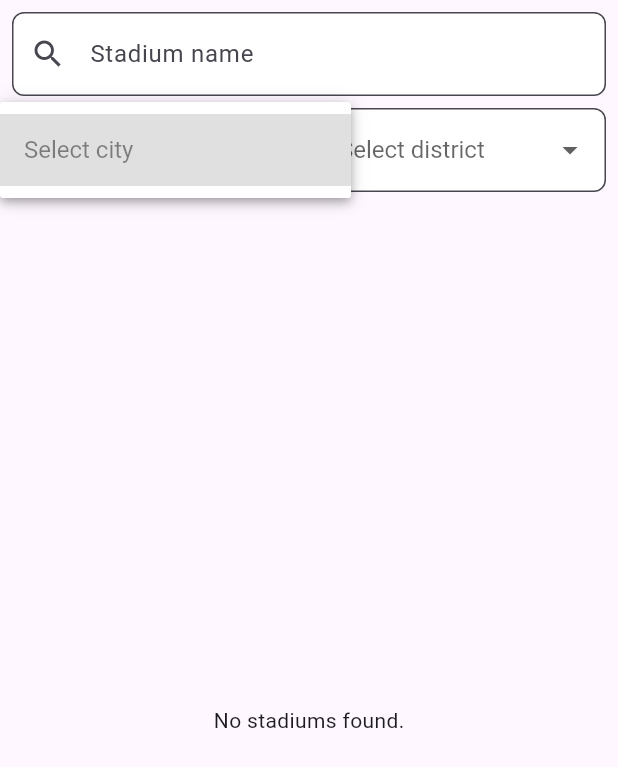
After one commit to LilMeen/CSC13002-Sportifind, a Flutter app: the StadiumSearch screen opened directly, after a tap on "Select city", on a phone screen of 412 x 824 dp. The commit adds this screen. Shown: the top 767 px of the screen. Run offline on Flutter 3.47's test engine with Material 3 defaults, Android fonts, the light colour scheme and no system bars; our stand-ins replace cloud_firestore, firebase_auth, firebase_core, google_fonts; missing offline and left inert: string_similarity; accounts and stored records are empty.

Commit message:
[feature] Search stadium
add screen stadium for player,
add search stadium and UI for stadium owner,
add feature after admin inputs search text 500 milliseconds then begin the search,
create dropdown widgets, stadium card widget

```diff
--- a/lib/screens/auth/basic_information.dart
+++ b/lib/screens/auth/basic_information.dart
@@ -1,7 +1,7 @@
 import 'package:flutter/material.dart';
 import 'package:sportifind/screens/home_screen.dart';
 import 'package:sportifind/widgets/dropdown_button.dart';
-import 'package:sportifind/widgets/setting.dart';
+//import 'package:sportifind/widgets/setting.dart';
 import 'package:firebase_auth/firebase_auth.dart';
 import 'package:cloud_firestore/cloud_firestore.dart';
 
--- /dev/null
+++ b/lib/screens/player/stadium/player_stadium_screen.dart
@@ -0,0 +1,32 @@
+import 'package:flutter/material.dart';
+import 'package:cloud_firestore/cloud_firestore.dart';
+import 'package:sportifind/screens/search/stadium_search.dart';
+import 'package:sportifind/widgets/card/stadium_card.dart';
+
+class PlayerStadiumScreen extends StatelessWidget {
+  const PlayerStadiumScreen({super.key});
+
+  @override
+  Widget build(BuildContext context) {
+    return StadiumSearch(
+      stream: FirebaseFirestore.instance.collection('stadiums').snapshots(),
+      buildGridView: (stadiums) {
+        return GridView.builder(
+          padding: const EdgeInsets.all(8.0),
+          gridDelegate: const SliverGridDelegateWithFixedCrossAxisCount(
+            crossAxisCount: 2,
+            childAspectRatio: 0.7,
+            crossAxisSpacing: 8,
+            mainAxisSpacing: 8,
+          ),
+          itemCount: stadiums.length,
+          itemBuilder: (ctx, index) {
+            final stadium = stadiums[index];
+            final stadiumData = stadium.data() as Map<String, dynamic>;
+            return StadiumCard(stadiumData: stadiumData);
+          },
+        );
+      },
+    );
+  }
+}
--- /dev/null
+++ b/lib/screens/search/stadium_search.dart
@@ -0,0 +1,139 @@
+import 'package:flutter/material.dart';
+import 'package:cloud_firestore/cloud_firestore.dart';
+import 'dart:async';
+import 'package:sportifind/screens/search/search.dart';
+import 'package:sportifind/widgets/dropdown_button/city_dropdown.dart';
+import 'package:sportifind/widgets/dropdown_button/district_dropdown.dart';
+
+class StadiumSearch extends StatefulWidget {
+  final Stream<QuerySnapshot> stream;
+  final GridView Function(List<DocumentSnapshot>) buildGridView;
+
+  const StadiumSearch({
+    super.key,
+    required this.stream,
+    required this.buildGridView,
+  });
+
+  @override
+  State<StadiumSearch> createState() => _StadiumSearchState();
+}
+
+class _StadiumSearchState extends State<StadiumSearch> {
+  Timer? _debounce;
+  final TextEditingController _searchController = TextEditingController();
+  String _searchText = '';
+  String _selectedCity = '';
+  String _selectedDistrict = '';
+  final List<String> _searchFields = ['name'];
+
+  @override
+  void initState() {
+    super.initState();
+    _searchController.addListener(_onSearchChanged);
+  }
+
+  @override
+  void dispose() {
+    _searchController.removeListener(_onSearchChanged);
+    _searchController.dispose();
+    super.dispose();
+  }
+
+  void _onSearchChanged() {
+    if (_debounce?.isActive ?? false) _debounce?.cancel();
+    _debounce = Timer(const Duration(milliseconds: 500), () {
+      setState(() {
+        _searchText = _searchController.text;
+      });
+    });
+  }
+
+  @override
+  Widget build(BuildContext context) {
+    return Scaffold(
+      body: SafeArea(
+        child: GestureDetector(
+          onTap: () {
+            FocusScope.of(context).unfocus();
+          },
+          child: Column(
+            children: [
+              Padding(
+                padding: const EdgeInsets.all(8.0),
+                child: CustomSearchBar(
+                  searchController: _searchController,
+                  hintText: 'Stadium name',
+                ),
+              ),
+              Padding(
+                padding: const EdgeInsets.symmetric(horizontal: 8.0),
+                child: Row(
+                  children: [
+                    Expanded(
+                      child: CityDropdown(
+                        selectedCity: _selectedCity,
+                        onChanged: (value) {
+                          setState(() {
+                            _selectedCity = value ?? '';
+                            _selectedDistrict = '';
+                          });
+                        },
+                      ),
+                    ),
+                    const SizedBox(width: 8.0),
+                    Expanded(
+                      child: DistrictDropdown(
+                        selectedCity: _selectedCity,
+                        selectedDistrict: _selectedDistrict,
+                        onChanged: (value) {
+                          setState(() {
+                            _selectedDistrict = value ?? '';
+                          });
+                        },
+                      ),
+                    ),
+                  ],
+                ),
+              ),
+              const SizedBox(height: 8.0),
+              Expanded(
+                child: StreamBuilder<QuerySnapshot>(
+                  stream: widget.stream,
+                  builder: (ctx, stadiumSnapshot) {
+                    if (stadiumSnapshot.connectionState == ConnectionState.waiting) {
+                      return const Center(child: CircularProgressIndicator());
+                    }
+                    if (stadiumSnapshot.hasError) {
+                      return Center(
+                          child: Text('Error: ${stadiumSnapshot.error}'));
+                      //return const Center(child: Text('Something went wrong. Please try again later.'));
+                    }
+
+                    final stadiums = stadiumSnapshot.data!.docs;
+                    var filteredStadiums = stadiums.where((doc) {
+                      final data = doc.data() as Map<String, dynamic>;
+                      final matchesCity = _selectedCity.isEmpty ||
+                          data['city'] == _selectedCity;
+                      final matchesDistrict = _selectedDistrict.isEmpty ||
+                          data['district'] == _selectedDistrict;
+                      return matchesCity && matchesDistrict;
+                    }).toList();
+                    filteredStadiums = searchAndSortDocuments(
+                        filteredStadiums, _searchText, _searchFields);
+
+                    if (filteredStadiums.isEmpty) {
+                      return const Center(child: Text('No stadiums found.'));
+                    }
+
+                    return widget.buildGridView(filteredStadiums);
+                  },
+                ),
+              ),
+            ],
+          ),
+        ),
+      ),
+    );
+  }
+}
--- /dev/null
+++ b/lib/widgets/dropdown_button/city_dropdown.dart
@@ -0,0 +1,58 @@
+import 'package:flutter/material.dart';
+import 'package:cloud_firestore/cloud_firestore.dart';
+import 'package:sportifind/widgets/dropdown_button/general_dropdown.dart';
+
+class CityDropdown extends StatefulWidget {
+  final String selectedCity;
+  final ValueChanged<String?> onChanged;
+  final Color fillColor;
+
+  const CityDropdown({
+    super.key,
+    required this.selectedCity,
+    required this.onChanged,
+    this.fillColor = Colors.white,
+  });
+
+  @override
+  State<CityDropdown> createState() => _CityDropdownState();
+}
+
+class _CityDropdownState extends State<CityDropdown> {
+  List<String> _cities = [];
+  static final Map<String, List<String>> _cityCache = {};
+
+  @override
+  void initState() {
+    super.initState();
+    if (!_cityCache.containsKey('cities')) {
+      _fetchCities();
+    } else {
+      setState(() {
+        _cities = _cityCache['cities']!;
+      });
+    }
+  }
+
+  Future<void> _fetchCities() async {
+    final citySnapshot =
+        await FirebaseFirestore.instance.collection('location').get();
+    final cities =
+        citySnapshot.docs.map((doc) => doc['city'] as String).toList();
+    _cityCache['cities'] = cities;
+    setState(() {
+      _cities = cities;
+    });
+  }
+
+  @override
+  Widget build(BuildContext context) {
+    return GeneralDropdown(
+      selectedValue: widget.selectedCity,
+      hint: 'Select city',
+      items: _cities,
+      onChanged: widget.onChanged,
+      fillColor: widget.fillColor,
+    );
+  }
+}
--- /dev/null
+++ b/lib/widgets/dropdown_button/district_dropdown.dart
@@ -0,0 +1,70 @@
+import 'package:flutter/material.dart';
+import 'package:cloud_firestore/cloud_firestore.dart';
+import 'package:sportifind/widgets/dropdown_button/general_dropdown.dart';
+
+
+class DistrictDropdown extends StatefulWidget {
+  final String selectedCity;
+  final String selectedDistrict;
+  final ValueChanged<String?> onChanged;
+  final Color fillColor;
+
+  const DistrictDropdown({
+    super.key,
+    required this.selectedCity,
+    required this.selectedDistrict,
+    required this.onChanged,
+    this.fillColor = Colors.white,
+  });
+
+  @override
+  State<DistrictDropdown> createState() => _DistrictDropdownState();
+}
+
+class _DistrictDropdownState extends State<DistrictDropdown> {
+  List<String> _districts = [];
+
+  @override
+  void didUpdateWidget(covariant DistrictDropdown oldWidget) {
+    super.didUpdateWidget(oldWidget);
+    if (oldWidget.selectedCity != widget.selectedCity) {
+      _fetchDistricts(widget.selectedCity);
+    }
+  }
+
+  Future<void> _fetchDistricts(String city) async {
+    if (city.isEmpty) {
+      setState(() {
+        _districts.clear();
+      });
+      return;
+    }
+    final cityDoc = await FirebaseFirestore.instance
+        .collection('location')
+        .where('city', isEqualTo: city)
+        .limit(1)
+        .get();
+    if (cityDoc.docs.isNotEmpty) {
+      final districtSnapshot = await FirebaseFirestore.instance
+          .collection('location')
+          .doc(cityDoc.docs.first.id)
+          .collection('district')
+          .get();
+      setState(() {
+        _districts =
+            districtSnapshot.docs.map((doc) => doc['name'] as String).toList();
+      });
+    }
+  }
+
+  @override
+  Widget build(BuildContext context) {
+    return GeneralDropdown(
+      selectedValue: widget.selectedDistrict,
+      hint: 'Select district',
+      items: _districts,
+      onChanged: widget.onChanged,
+      fillColor: widget.fillColor,
+    );
+  }
+}
--- /dev/null
+++ b/lib/widgets/dropdown_button/general_dropdown.dart
@@ -0,0 +1,67 @@
+import 'package:flutter/material.dart';
+
+class GeneralDropdown extends StatefulWidget {
+  final String selectedValue;
+  final String hint;
+  final List<String> items;
+  final ValueChanged<String?> onChanged;
+  final Color fillColor;
+
+  const GeneralDropdown({
+    super.key,
+    required this.selectedValue,
+    required this.hint,
+    required this.items,
+    required this.onChanged,
+    this.fillColor = Colors.white,
+  });
+
+  @override
+  State<GeneralDropdown> createState() => _GeneralDropdownState();
+}
+
+class _GeneralDropdownState extends State<GeneralDropdown> {
+  @override
+  Widget build(BuildContext context) {
+    return SizedBox(
+      child: DropdownButtonFormField<String>(
+        value: widget.selectedValue.isEmpty ? null : widget.selectedValue,
+        hint: Text(widget.hint),
+        items: [
+          DropdownMenuItem(
+            value: '',
+            child: Text(
+              widget.hint,
+              style: const TextStyle(
+                color: Colors.black45,
+              ),
+            ),
+          )
+        ] +
+            widget.items.map((item) {
+              return DropdownMenuItem(
+                value: item,
+                child: Text(item),
+              );
+            }).toList(),
+        onChanged: widget.onChanged,
+        decoration: InputDecoration(
+          filled: true,
+          fillColor: widget.fillColor,
+          border: OutlineInputBorder(
+            borderRadius: BorderRadius.circular(8.0),
+          ),
+          contentPadding: const EdgeInsets.symmetric(horizontal: 12.0, vertical: 16.0),
+        ),
+        dropdownColor: Colors.white,
+        style: const TextStyle(
+          color: Colors.black,
+          fontSize: 16.0,
+        ),
+        icon: const Icon(Icons.arrow_drop_down),
+        iconSize: 24,
+        elevation: 4,
+      ),
+    );
+  }
+}
```
Also changed, not shown: lib/screens/admin/admin_home_screen.dart (+9 -3 lines), lib/screens/stadium_owner/stadium_screen.dart (+55 -0 lines), lib/widgets/card/stadium_card.dart (added, +83 -0 lines), lib/screens/search/search.dart (renamed from lib/screens/search.dart).
